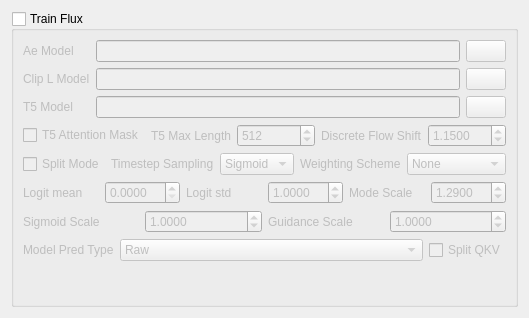
First picture: the form in ui_files/FluxUI.ui, repository derrian-distro/LoRA_Easy_Training_Scripts, before the edit.
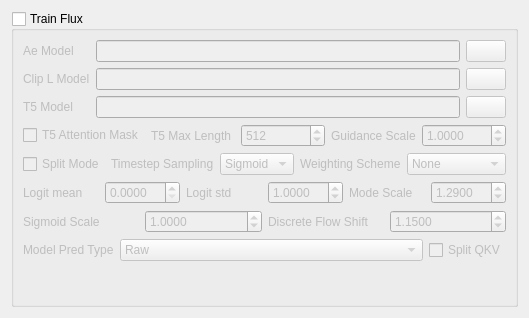
Second picture: the form after the edit. Custom widgets are drawn as their Qt base class.

Commit message: update to newest sd-scripts, also fix a few small bugs

```diff
--- a/ui_files/FluxUI.ui
+++ b/ui_files/FluxUI.ui
@@ -142,14 +142,14 @@
            </widget>
           </item>
           <item>
-           <widget class="QLabel" name="label_7">
+           <widget class="QLabel" name="label_12">
             <property name="text">
-             <string>Discrete Flow Shift</string>
+             <string>Guidance Scale</string>
             </property>
            </widget>
           </item>
           <item>
-           <widget class="DoubleSpinBox" name="discrete_flow_shift_input">
+           <widget class="DoubleSpinBox" name="guidance_scale_input">
             <property name="decimals">
              <number>4</number>
             </property>
@@ -157,7 +157,7 @@
              <double>0.010000000000000</double>
             </property>
             <property name="value">
-             <double>1.150000000000000</double>
+             <double>1.000000000000000</double>
             </property>
            </widget>
           </item>
@@ -326,14 +326,14 @@
            </widget>
           </item>
           <item>
-           <widget class="QLabel" name="label_12">
+           <widget class="QLabel" name="label_7">
             <property name="text">
-             <string>Guidance Scale</string>
+             <string>Discrete Flow Shift</string>
             </property>
            </widget>
           </item>
           <item>
-           <widget class="DoubleSpinBox" name="guidance_scale_input">
+           <widget class="DoubleSpinBox" name="discrete_flow_shift_input">
             <property name="decimals">
              <number>4</number>
             </property>
@@ -341,7 +341,7 @@
              <double>0.100000000000000</double>
             </property>
             <property name="value">
-             <double>1.000000000000000</double>
+             <double>1.150000000000000</double>
             </property>
            </widget>
           </item>
```
Left out of the diff: 9 changed lines with no effect on the pictures. The commit also changes 2 other files.
